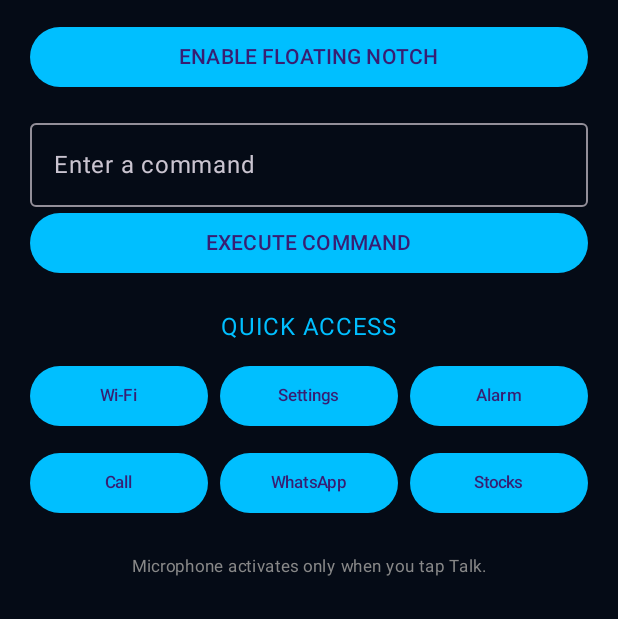
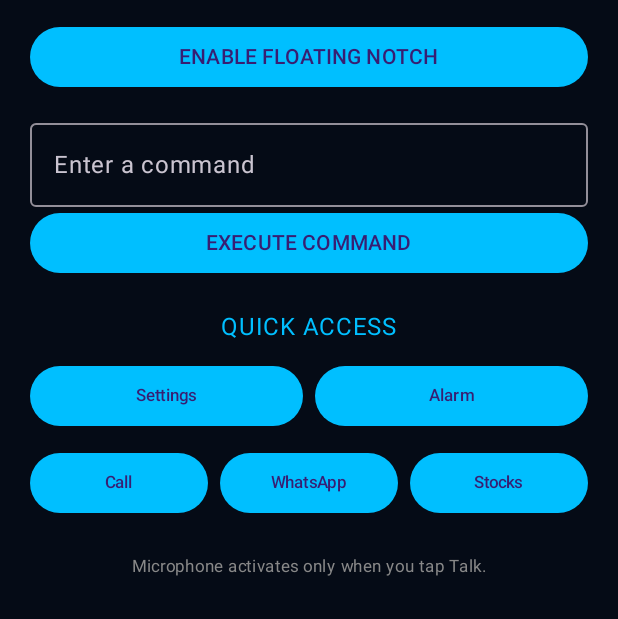
Before and after one commit to gosavikaiwalya888-code/Jarvis-2.0, an Android app built with Jetpack Compose: the screen it shows after launch (MainActivity), after a tap on "Settings", on a phone screen of 412 x 824 dp, the part 617-1236 px from its top. Run offline under Robolectric (Android 15) with nearby library versions, the phone set to English and light mode, and no system bars.

Commit message:
Remove Wi-Fi command and quick access from JARVIS

```diff
--- a/app/src/main/java/com/jarvis/assistant/MainActivity.kt
+++ b/app/src/main/java/com/jarvis/assistant/MainActivity.kt
@@ -75,8 +75,7 @@ class MainActivity : ComponentActivity() {
         val text = command.lowercase(Locale.getDefault())
 
         when {
-            "wifi" in text ->
-                startActivity(Intent(Settings.ACTION_WIFI_SETTINGS))
+
 
             "bluetooth" in text ->
                 startActivity(Intent(Settings.ACTION_BLUETOOTH_SETTINGS))
@@ -263,9 +262,7 @@ fun JarvisScreen(
             Spacer(Modifier.height(10.dp))
 
             Row(horizontalArrangement = Arrangement.spacedBy(8.dp)) {
-                QuickButton("Wi-Fi", Modifier.weight(1f)) {
-                    onCommand("wifi")
-                }
+
                 QuickButton("Settings", Modifier.weight(1f)) {
                     onCommand("settings")
                 }
```
